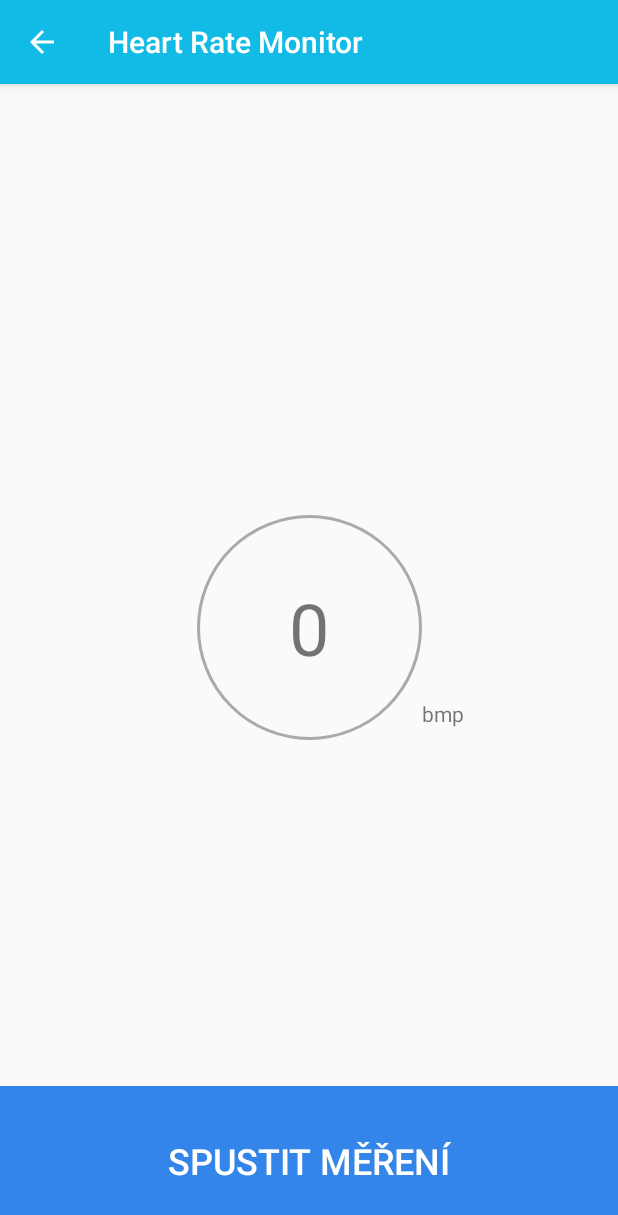
After one commit to Brusikk/DryApnea, an Android app: the HeartRateActivity screen opened directly, with no data from a screen before it, on a phone screen of 412 x 824 dp. The commit adds this screen. Shown: the top 1215 px of the screen. Run offline under Robolectric (Android 15) with nearby library versions, the phone set to English and light mode, and no system bars.

Commit message:
heart rate monitor, image processing, pedometer

```diff
--- a/app/build.gradle
+++ b/app/build.gradle
@@ -50,6 +50,7 @@ dependencies {
     implementation "com.github.Raizlabs.DBFlow:dbflow-sqlcipher:${dbflow_version}"
     implementation "net.zetetic:android-database-sqlcipher:${sqlcipher_version}@aar"
     implementation "com.github.Raizlabs.DBFlow:dbflow-kotlinextensions:${dbflow_version}"
+    implementation 'com.github.kibotu:Heart-Rate-Ometer:-SNAPSHOT'
 
     /*// RXJava 1 support
     compile "com.github.Raizlabs.DBFlow:dbflow-rx:${dbflow_version}"
--- a/app/src/main/java/cz/apneaman/dryapnea/activities/DetailActivity.java
+++ b/app/src/main/java/cz/apneaman/dryapnea/activities/DetailActivity.java
@@ -140,6 +140,7 @@ public class DetailActivity extends AppCompatActivity {
             @Override
             public void onClick(View v) {
                 DialogHelper.createCycleDialog(DetailActivity.this, training);
+                defaultTableLayout.setVisibility(View.GONE);
             }
         });
 
--- /dev/null
+++ b/app/src/main/res/drawable/bpm_background.xml
@@ -0,0 +1,21 @@
+<?xml version="1.0" encoding="utf-8"?>
+<shape xmlns:android="http://schemas.android.com/apk/res/android"
+    android:innerRadius="0dp"
+    android:shape="ring"
+    android:thicknessRatio="2"
+    android:useLevel="false" >
+
+    <size
+        android:width="150dp"
+        android:height="150dp"
+        />
+
+    <solid
+        android:color="@android:color/transparent"
+        />
+
+    <stroke
+        android:width="2dp"
+        android:color="@android:color/darker_gray"
+        />
+</shape>
--- /dev/null
+++ b/app/src/main/res/layout/activity_heartrate.xml
@@ -0,0 +1,63 @@
+<?xml version="1.0" encoding="utf-8"?>
+<android.support.design.widget.CoordinatorLayout xmlns:android="http://schemas.android.com/apk/res/android"
+    xmlns:app="http://schemas.android.com/apk/res-auto"
+    xmlns:tools="http://schemas.android.com/tools"
+    android:layout_width="match_parent"
+    android:layout_height="match_parent"
+    tools:context="cz.apneaman.dryapnea.activities.HomeActivity">
+
+    <android.support.constraint.ConstraintLayout
+        android:id="@+id/constraintLayout"
+        android:layout_width="match_parent"
+        android:layout_height="match_parent"
+        android:layout_marginTop="?attr/actionBarSize">
+
+        <Button
+            android:id="@+id/btn_heartrate"
+            style="@style/Widget.AppCompat.Button.Borderless"
+            android:layout_width="0dp"
+            android:layout_height="100dp"
+            android:background="@color/colorPrimaryDark"
+            android:text="@string/btn_start_measuring"
+            android:textColor="@android:color/white"
+            android:textSize="24sp"
+            app:layout_constraintBottom_toBottomOf="parent"
+            app:layout_constraintEnd_toEndOf="parent"
+            app:layout_constraintStart_toStartOf="parent" />
+
+        <TextView
+            android:id="@+id/txt_bpm"
+            android:layout_width="wrap_content"
+            android:layout_height="wrap_content"
+            android:background="@drawable/bpm_background"
+            android:gravity="center"
+            android:textAlignment="gravity"
+            android:textSize="48sp"
+            app:layout_constraintBottom_toTopOf="@+id/btn_heartrate"
+            app:layout_constraintEnd_toEndOf="parent"
+            app:layout_constraintStart_toStartOf="parent"
+            app:layout_constraintTop_toTopOf="parent"
+            tools:text="123" />
+
+        <TextView
+            android:id="@+id/textView4"
+            android:layout_width="wrap_content"
+            android:layout_height="wrap_content"
+            android:layout_marginBottom="8dp"
+            android:text="@string/bpm_label"
+            app:layout_constraintBottom_toBottomOf="@+id/txt_bpm"
+            app:layout_constraintStart_toEndOf="@+id/txt_bpm" />
+
+    </android.support.constraint.ConstraintLayout>
+
+    <SurfaceView
+        android:id="@+id/preview"
+        android:layout_width="1dp"
+        android:layout_height="1dp"
+        android:layout_weight="1"
+        android:visibility="visible"
+        app:layout_anchor="@+id/constraintLayout"
+        app:layout_anchorGravity="top|left" />
+
+
+</android.support.design.widget.CoordinatorLayout>
--- a/app/src/main/res/values/strings.xml
+++ b/app/src/main/res/values/strings.xml
@@ -3,7 +3,7 @@
     <string name="btn_heartrate_title">Heart Rate Monitor</string>
     <string name="btn_apnea_walking_title">Apnea Walking</string>
     <string name="btn_static_apnea_title">Static Apnea</string>
-    <string name="menu_personal_records_title">Personal Records</string>
+    <string name="menu_personal_records_title">Osobní rekordy</string>
     <string name="co2_table_title">CO2 tabulka</string>
     <string name="breathing_title">Dýchání</string>
     <string name="hint_120sec">120 s</string>
@@ -20,4 +20,7 @@
     <string name="hint_60sec">60 s</string>
     <string name="hint_50_steps">50</string>
     <string name="save">Uložit</string>
+    <string name="btn_start_measuring">Spustit měření</string>
+    <string name="btn_stop_measuring">Zastavit měření</string>
+    <string name="bpm_label">bmp</string>
 </resources>
```
Also changed, not shown: app/src/main/AndroidManifest.xml (+7 -0 lines), app/src/main/java/cz/apneaman/dryapnea/activities/HeartRateActivity.java (added, +269 -0 lines), app/src/main/java/cz/apneaman/dryapnea/activities/HomeActivity.java (+7 -3 lines), app/src/main/java/cz/apneaman/dryapnea/activities/TrainingActivity.java (+77 -4 lines), app/src/main/java/cz/apneaman/dryapnea/heartrate/HeartbeatView.java (added, +76 -0 lines), app/src/main/java/cz/apneaman/dryapnea/heartrate/ImageProcessing.java (added, +48 -0 lines), app/src/main/res/layout/activity_home.xml (+9 -0 lines), app/src/main/res/drawable/heartbeat_green.png (added), app/src/main/res/drawable/heartbeat_red.png (added).
